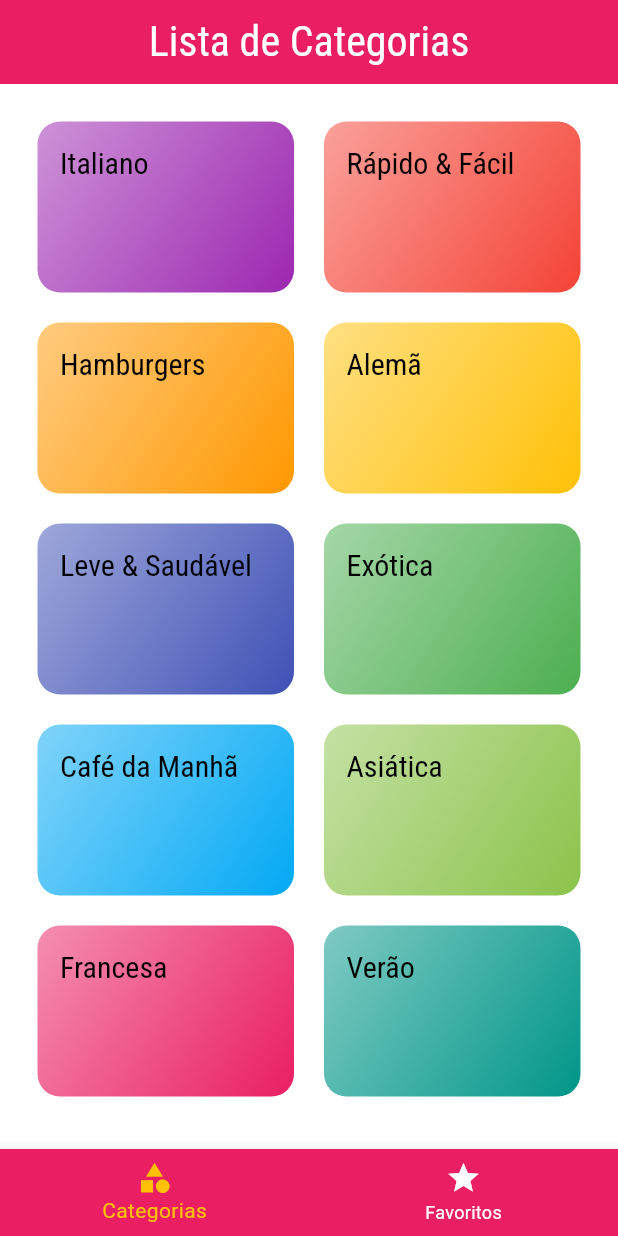
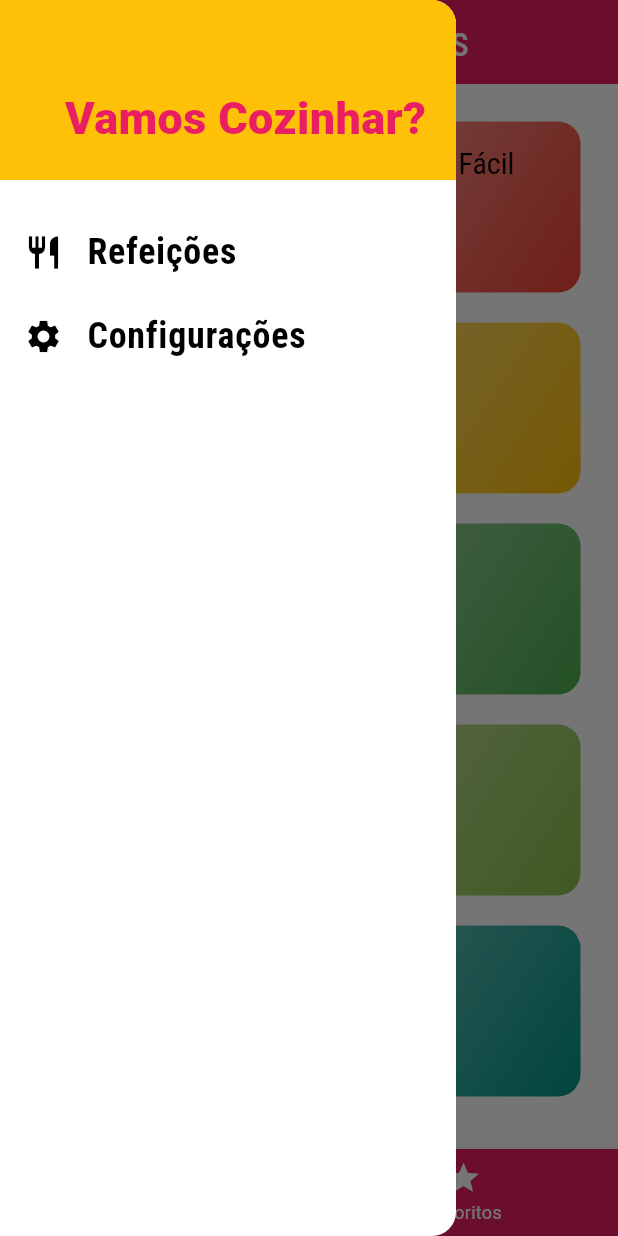
Before and after one commit to beto-luis/meals, a Flutter app: the screen it shows after launch, with the side drawer open (before the commit the screen has no drawer), on a phone screen of 412 x 824 dp. Run offline on Flutter 3.47's test engine with Material 3 defaults, Android fonts, the phone set to English and light mode, and no system bars.

Commit message:
Implementação do drawer

```diff
--- /dev/null
+++ b/lib/components/main_drawer.dart
@@ -0,0 +1,56 @@
+import 'package:flutter/material.dart';
+import '../utils/app_routes.dart';
+
+class MainDrawer extends StatelessWidget {
+  const MainDrawer({super.key});
+
+  Widget _createItem(IconData icon, String label, Function() onTap) {
+    return ListTile(
+      leading: Icon(
+        icon,
+        size: 26,
+      ),
+      title: Text(label,
+          style: const TextStyle(
+            fontFamily: 'RobotoCondensed',
+            fontSize: 24,
+            fontWeight: FontWeight.bold,
+          )),
+      onTap: onTap,
+    );
+  }
+
+  @override
+  Widget build(BuildContext context) {
+    return Drawer(
+      child: Column(
+        children: <Widget>[
+          Container(
+            height: 120,
+            width: double.infinity,
+            padding: const EdgeInsets.all(20),
+            color: Theme.of(context).colorScheme.secondary,
+            alignment: Alignment.bottomRight,
+            child: Text(
+              'Vamos Cozinhar?',
+              style: TextStyle(
+                fontWeight: FontWeight.w900,
+                fontSize: 30,
+                color: Theme.of(context).primaryColor,
+              ),
+            ),
+          ),
+          const SizedBox(height: 20),
+          _createItem(Icons.restaurant,
+            'Refeições',
+            () => Navigator.of(context).pushNamed(AppRoutes.home)),
+          _createItem(
+            Icons.settings,
+            'Configurações',
+            () => Navigator.of(context).pushNamed(AppRoutes.settings),
+          ),
+        ],
+      ),
+    );
+  }
+}
--- a/lib/main.dart
+++ b/lib/main.dart
@@ -4,6 +4,7 @@ import 'screens/tabs_screen.dart';
 import 'screens/categories_meals_screen.dart';
 import 'utils/app_routes.dart';
 import 'screens/meal_detail_screen.dart';
+import 'screens/settings_screen.dart';
 
 void main() => runApp(const MyApp());
 
@@ -32,7 +33,8 @@ class MyApp extends StatelessWidget {
       routes: {
         AppRoutes.home: (ctx) => const TabsScreen(),
         AppRoutes.categoriesMeals: (ctx) => const CategoriesMealsScreen(),
-        AppRoutes.mealDetail: (ctx) => const MealDetailScreen()
+        AppRoutes.mealDetail: (ctx) => const MealDetailScreen(),
+        AppRoutes.settings: (ctx) => const SettingsScreen(),
       },
     );
   }
--- /dev/null
+++ b/lib/screens/settings_screen.dart
@@ -0,0 +1,16 @@
+import 'package:flutter/material.dart';
+
+class SettingsScreen extends StatelessWidget {
+  const SettingsScreen({super.key});
+
+  @override
+  Widget build(BuildContext context) {
+    return Scaffold(
+      appBar: AppBar(
+        title: const Text('Configurações'),
+      ),
+      body: const Center(child: Text('Configurações'),
+      ),
+    );
+  }
+}
--- a/lib/screens/tabs_screen.dart
+++ b/lib/screens/tabs_screen.dart
@@ -1,6 +1,7 @@
 import 'package:flutter/material.dart';
 import 'categories_screen.dart';
 import 'favorite_screen.dart';
+import '../components/main_drawer.dart';
 
 class TabsScreen extends StatefulWidget {
   const TabsScreen({super.key});
@@ -32,6 +33,7 @@ class _TabsScreenState extends State<TabsScreen> {
         title: Text(_screens[_selectedScreenIndex]['title'] as String,
             style: const TextStyle(color: Colors.white, fontSize: 28)),
       ),
+      drawer: const MainDrawer(),
       body: _screens[_selectedScreenIndex]['Screen'] as Widget,
       bottomNavigationBar: BottomNavigationBar(
         onTap: _selectScreen,
--- a/lib/utils/app_routes.dart
+++ b/lib/utils/app_routes.dart
@@ -2,4 +2,5 @@ class AppRoutes {
   static const home = '/';
   static const categoriesMeals = '/categories-meals';
   static const mealDetail = '/meal_detail';
+  static const settings = '/settings';
 }
```
